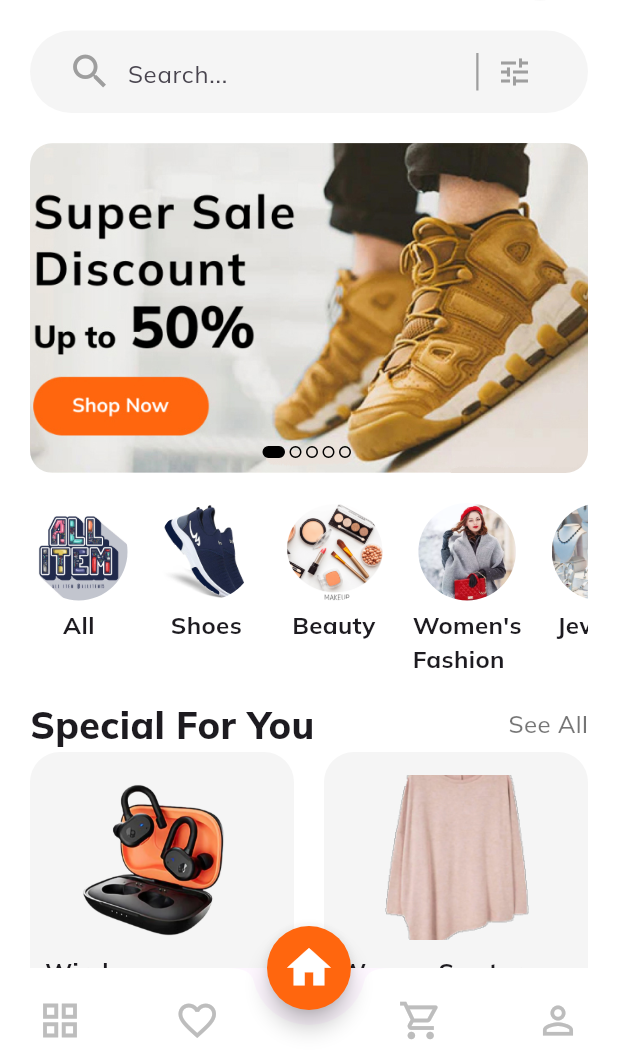
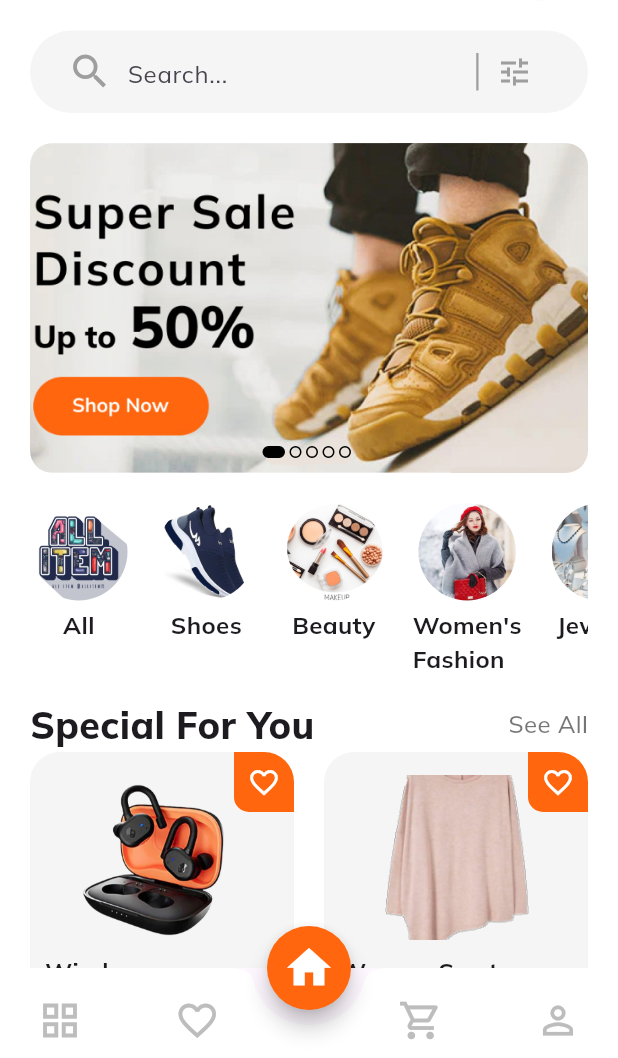
Before and after one commit to petelpop/e_commerce, a Flutter app: the screen it shows after launch, on a phone screen of 412 x 824 dp, the part 178-1236 px from its top. Run offline on Flutter 3.47's test engine with Material 3 defaults, Android fonts, the phone set to English and light mode, and no system bars; our stand-ins replace google_fonts.

Commit message:
add favorite icon in main screen

```diff
--- a/lib/views/home/widget/product_card.dart
+++ b/lib/views/home/widget/product_card.dart
@@ -70,9 +70,35 @@ class ProductCard extends StatelessWidget {
                 )
             ],
           ),
-        )
-      ],
-      ),
-    );
+        ),
+        Positioned(
+          child: Align(
+            alignment: Alignment.topRight,
+            child: Container(
+              height: 40,
+              width: 40,
+              decoration: const BoxDecoration(
+                color: Color(0xffff660e),
+                borderRadius: BorderRadius.only(
+                  topRight: Radius.circular(20),
+                  bottomLeft: Radius.circular(10)
+                )
+              ),
+              child: GestureDetector(
+                onTap:() {
+
+                },
+                child: const Icon(
+                  Icons.favorite_border,
+                  color: Colors.white,
+                  size: 22,
+                  )
+                ),
+              ),
+            ),
+          )
+      ]
+          )
+      );
   }
 }
```
